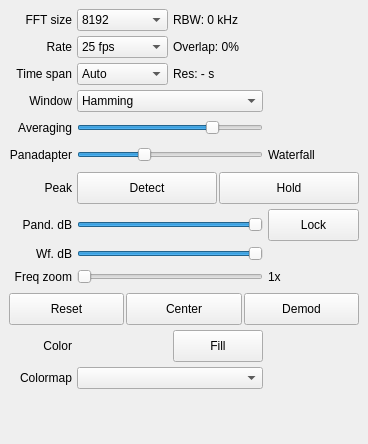
Qt form src/qtgui/dockfft.ui (gqrx-sdr/gqrx) before a commit.
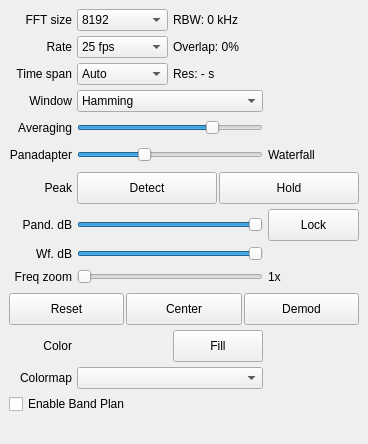
The same form after that commit. Icons and pictures are not drawn. Custom widgets are drawn as their Qt base class.

Commit message: Add band plan to bottom of FFT

```diff
--- a/src/qtgui/dockfft.ui
+++ b/src/qtgui/dockfft.ui
@@ -851,7 +851,7 @@
             </property>
            </widget>
           </item>
-          <item row="14" column="0" colspan="4">
+          <item row="15" column="0" colspan="4">
            <spacer name="verticalSpacer">
             <property name="orientation">
              <enum>Qt::Vertical</enum>
@@ -1107,6 +1107,16 @@
             </property>
            </widget>
           </item>
+          <item row="14" column="0" colspan="4">
+            <widget class="QCheckBox" name="bandPlanCheckbox">
+              <property name="toolTip">
+                <string>Enable Band Plan on bottom of spectrum</string>
+              </property>
+              <property name="text">
+                <string>Enable Band Plan</string>
+              </property>
+            </widget>
+          </item>
          </layout>
         </item>
        </layout>
```
Left out of the diff: 3 changed lines with no effect on the pictures. The commit also changes 10 other files.
